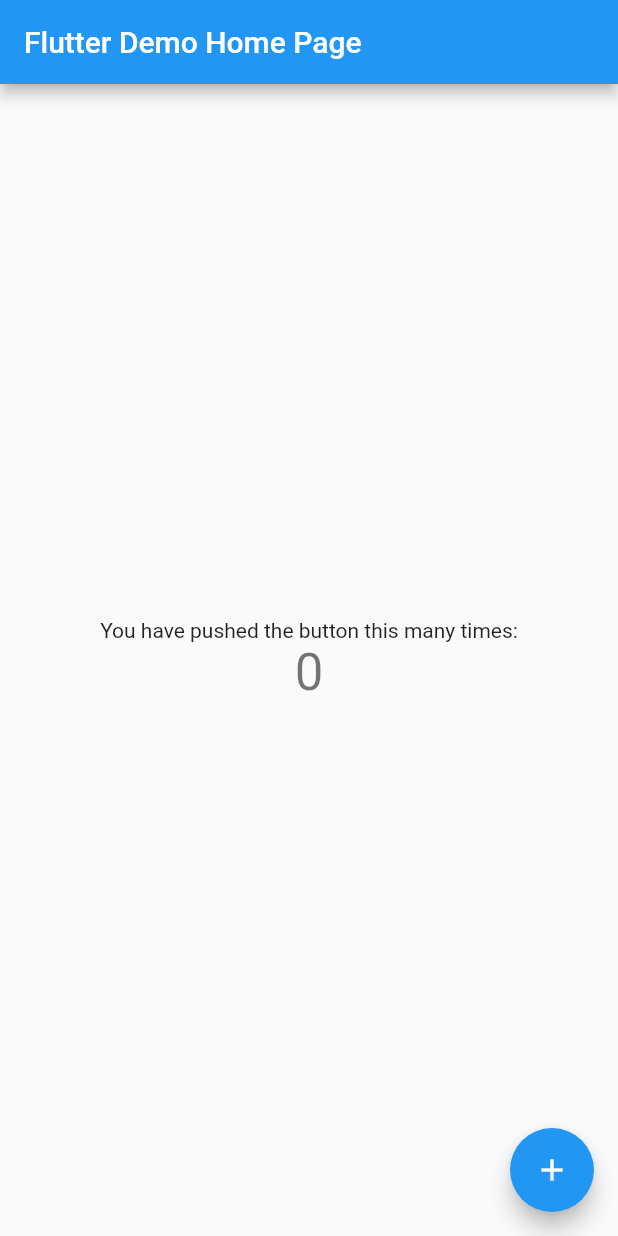
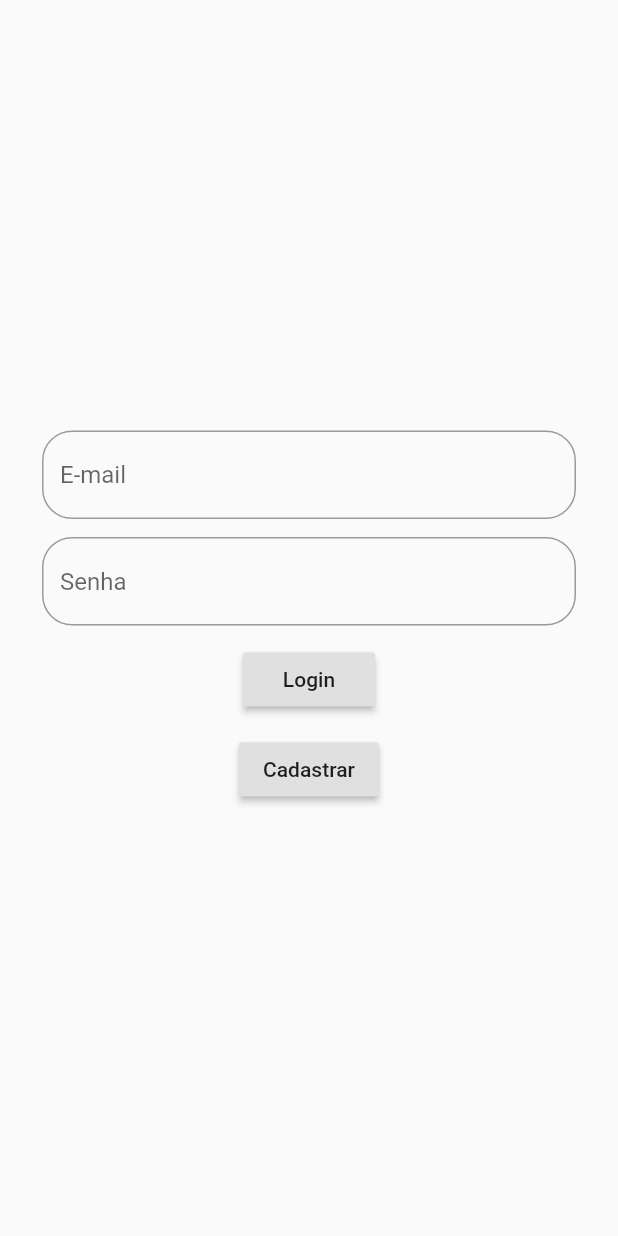
Before and after one commit to rodrigobastosv/my_place_admin, a Flutter app: the screen it shows after launch, on a phone screen of 412 x 824 dp. Run offline on Flutter 3.47's test engine with Material 2 defaults, Android fonts, the phone set to English and light mode, and no system bars; our stand-ins replace cloud_firestore, firebase_auth, firebase_core; accounts and stored records are empty.

```diff
--- a/lib/main.dart
+++ b/lib/main.dart
@@ -1,117 +1,23 @@
+import 'package:firebase_core/firebase_core.dart';
 import 'package:flutter/material.dart';
+import 'package:my_place/page/sign_in_page.dart';
 
-void main() {
+void main() async {
+  WidgetsFlutterBinding.ensureInitialized();
+  await Firebase.initializeApp();
   runApp(MyApp());
 }
 
 class MyApp extends StatelessWidget {
-  // This widget is the root of your application.
   @override
   Widget build(BuildContext context) {
     return MaterialApp(
       title: 'Flutter Demo',
       theme: ThemeData(
-        // This is the theme of your application.
-        //
-        // Try running your application with "flutter run". You'll see the
-        // application has a blue toolbar. Then, without quitting the app, try
-        // changing the primarySwatch below to Colors.green and then invoke
-        // "hot reload" (press "r" in the console where you ran "flutter run",
-        // or simply save your changes to "hot reload" in a Flutter IDE).
-        // Notice that the counter didn't reset back to zero; the application
-        // is not restarted.
         primarySwatch: Colors.blue,
-        // This makes the visual density adapt to the platform that you run
-        // the app on. For desktop platforms, the controls will be smaller and
-        // closer together (more dense) than on mobile platforms.
         visualDensity: VisualDensity.adaptivePlatformDensity,
       ),
-      home: MyHomePage(title: 'Flutter Demo Home Page'),
+      home: SignInPage(),
     );
   }
 }
-
-class MyHomePage extends StatefulWidget {
-  MyHomePage({Key key, this.title}) : super(key: key);
-
-  // This widget is the home page of your application. It is stateful, meaning
-  // that it has a State object (defined below) that contains fields that affect
-  // how it looks.
-
-  // This class is the configuration for the state. It holds the values (in this
-  // case the title) provided by the parent (in this case the App widget) and
-  // used by the build method of the State. Fields in a Widget subclass are
-  // always marked "final".
-
-  final String title;
-
-  @override
-  _MyHomePageState createState() => _MyHomePageState();
-}
-
-class _MyHomePageState extends State<MyHomePage> {
-  int _counter = 0;
-
-  void _incrementCounter() {
-    setState(() {
-      // This call to setState tells the Flutter framework that something has
-      // changed in this State, which causes it to rerun the build method below
-      // so that the display can reflect the updated values. If we changed
-      // _counter without calling setState(), then the build method would not be
-      // called again, and so nothing would appear to happen.
-      _counter++;
-    });
-  }
-
-  @override
-  Widget build(BuildContext context) {
-    // This method is rerun every time setState is called, for instance as done
-    // by the _incrementCounter method above.
-    //
-    // The Flutter framework has been optimized to make rerunning build methods
-    // fast, so that you can just rebuild anything that needs updating rather
-    // than having to individually change instances of widgets.
-    return Scaffold(
-      appBar: AppBar(
-        // Here we take the value from the MyHomePage object that was created by
-        // the App.build method, and use it to set our appbar title.
-        title: Text(widget.title),
-      ),
-      body: Center(
-        // Center is a layout widget. It takes a single child and positions it
-        // in the middle of the parent.
-        child: Column(
-          // Column is also a layout widget. It takes a list of children and
-          // arranges them vertically. By default, it sizes itself to fit its
-          // children horizontally, and tries to be as tall as its parent.
-          //
-          // Invoke "debug painting" (press "p" in the console, choose the
-          // "Toggle Debug Paint" action from the Flutter Inspector in Android
-          // Studio, or the "Toggle Debug Paint" command in Visual Studio Code)
-          // to see the wireframe for each widget.
-          //
-          // Column has various properties to control how it sizes itself and
-          // how it positions its children. Here we use mainAxisAlignment to
-          // center the children vertically; the main axis here is the vertical
-          // axis because Columns are vertical (the cross axis would be
-          // horizontal).
-          mainAxisAlignment: MainAxisAlignment.center,
-          children: <Widget>[
-            Text(
-              'You have pushed the button this many times:',
-            ),
-            Text(
-              '$_counter',
-              style: Theme.of(context).textTheme.headline4,
-            ),
-          ],
-        ),
-      ),
-      floatingActionButton: FloatingActionButton(
-        onPressed: _incrementCounter,
-        tooltip: 'Increment',
-        child: Icon(Icons.add),
-      ), // This trailing comma makes auto-formatting nicer for build methods.
-    );
-  }
-}
--- /dev/null
+++ b/lib/page/sign_in_page.dart
@@ -0,0 +1,80 @@
+import 'package:firebase_auth/firebase_auth.dart';
+import 'package:flutter/material.dart';
+
+import 'sign_up_page.dart';
+
+class SignInPage extends StatefulWidget {
+  @override
+  _SignInPageState createState() => _SignInPageState();
+}
+
+class _SignInPageState extends State<SignInPage> {
+  String _email = "";
+  String _senha = "";
+  final _formKey = GlobalKey<FormState>();
+
+  final _firebaseAuth = FirebaseAuth.instance;
+
+  @override
+  Widget build(BuildContext context) {
+    return Scaffold(
+      body: Padding(
+        padding: const EdgeInsets.all(28),
+        child: Form(
+          key: _formKey,
+          child: Column(
+            mainAxisAlignment: MainAxisAlignment.center,
+            children: [
+              TextFormField(
+                decoration: InputDecoration(
+                  border: OutlineInputBorder(
+                    borderRadius: BorderRadius.circular(20),
+                  ),
+                  hintText: 'E-mail',
+                ),
+                validator: (email) =>
+                    email.isEmpty ? 'Campo Obrigatório' : null,
+                onSaved: (email) => _email = email,
+              ),
+              SizedBox(height: 12),
+              TextFormField(
+                decoration: InputDecoration(
+                  border: OutlineInputBorder(
+                    borderRadius: BorderRadius.circular(20),
+                  ),
+                  hintText: 'Senha',
+                ),
+                obscureText: true,
+                validator: (senha) =>
+                    senha.isEmpty ? 'Campo Obrigatório' : null,
+                onSaved: (senha) => _senha = senha,
+              ),
+              SizedBox(height: 12),
+              RaisedButton(
+                onPressed: () async {
+                  final form = _formKey.currentState;
+                  if (form.validate()) {
+                    form.save();
+                    final user = await _firebaseAuth.signInWithEmailAndPassword(
+                      email: _email,
+                      password: _senha,
+                    );
+                    print(user);
+                  }
+                },
+                child: Text('Login'),
+              ),
+              SizedBox(height: 12),
+              RaisedButton(
+                onPressed: () => Navigator.of(context).push(
+                  MaterialPageRoute(builder: (_) => SignUpPage(),),
+                ),
+                child: Text('Cadastrar'),
+              ),
+            ],
+          ),
+        ),
+      ),
+    );
+  }
+}
--- a/pubspec.yaml
+++ b/pubspec.yaml
@@ -23,7 +23,9 @@ environment:
 dependencies:
   flutter:
     sdk: flutter
-
+  firebase_core: ^0.5.0+1
+  firebase_auth: ^0.18.1+2
+  cloud_firestore: ^0.14.1+3
 
   # The following adds the Cupertino Icons font to your application.
   # Use with the CupertinoIcons class for iOS style icons.
```
Also changed, not shown: lib/page/sign_up_page.dart (added, +106 -0 lines), pubspec.lock, 4 other files.
